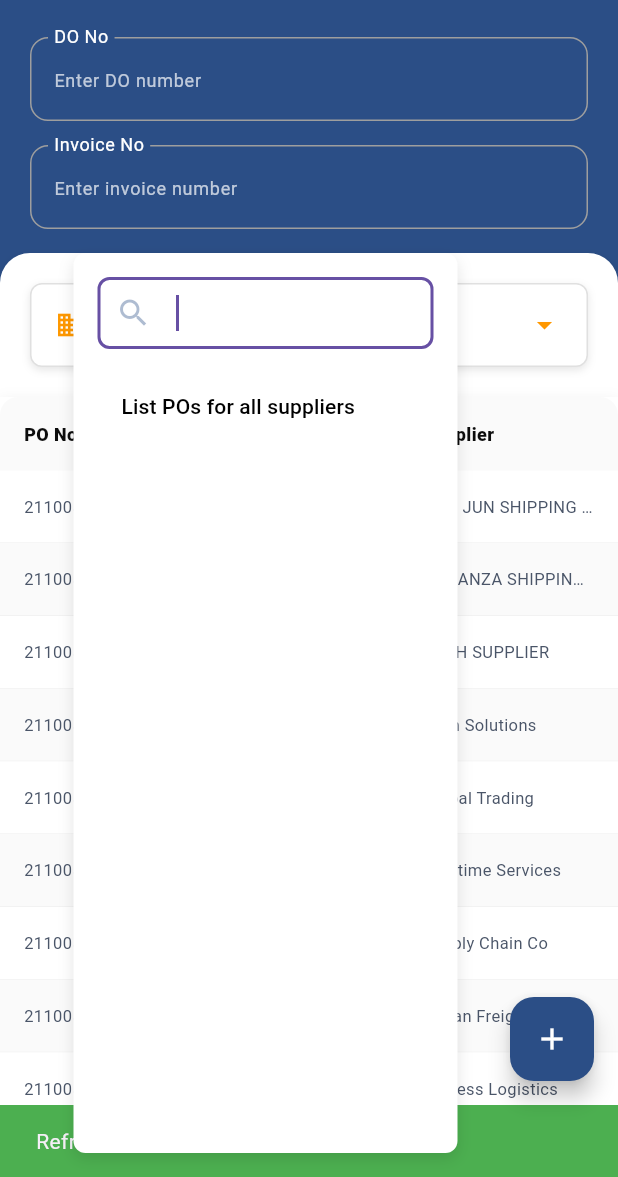
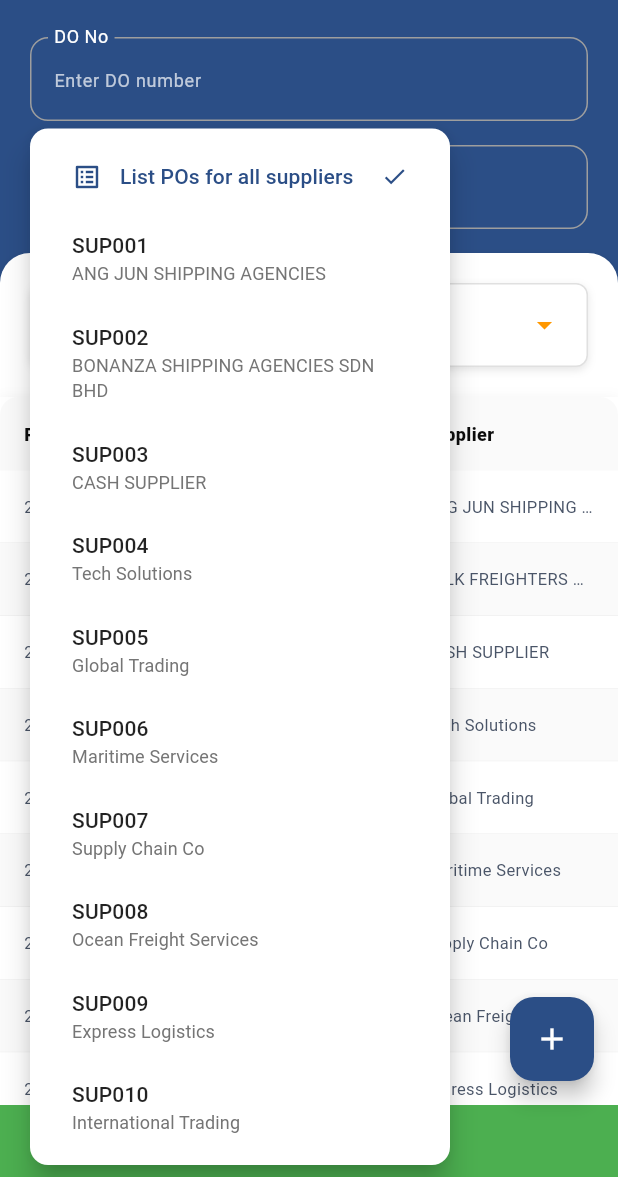
Before and after one commit to tate88/wms, a Flutter app: the GRNPage screen opened directly, after a tap on "Supplier", on a phone screen of 412 x 824 dp, the part 59-1236 px from its top. Run offline on Flutter 3.47's test engine with Material 3 defaults, Android fonts, the phone set to English and light mode, and no system bars; our stand-ins replace figma_squircle, floating_bottom_navigation_bar, flutter_svg, shared_preferences; missing offline and left inert: country_state_city_picker; accounts and stored records are empty; project files that could hold a hidden picture were left out.

Commit message:
Touch Up

```diff
--- a/lib/ui/GRN/GRN_page.dart
+++ b/lib/ui/GRN/GRN_page.dart
@@ -15,9 +15,11 @@ class GRNPage extends StatefulWidget {
 
 class _GRNPageState extends State<GRNPage> {
   // Controllers
-  final TextEditingController _dropdownSearchController = TextEditingController();
+  final TextEditingController _dropdownSearchController =
+      TextEditingController();
   final TextEditingController _poNumberController = TextEditingController();
-  final TextEditingController _invoiceNumberController = TextEditingController();
+  final TextEditingController _invoiceNumberController =
+      TextEditingController();
 
   // State
   late GRNState _state;
@@ -28,7 +30,7 @@ class _GRNPageState extends State<GRNPage> {
     _state = GRNState(
       records: [],
       filters: GRNFilters(
-        selectedAPCode: 'Supplier',
+        selectedAPCode: null, // Start with "all suppliers" selected
         selectedDate: 'Date',
         poNumber: '',
         invoiceNumber: '',
@@ -121,9 +123,9 @@ class _GRNPageState extends State<GRNPage> {
           context,
           MaterialPageRoute(
             builder: (context) => AddGRNPage(
-            poNumberController: _poNumberController,
-            invoiceNumberController: _invoiceNumberController,
-          ),
+              poNumberController: _poNumberController,
+              invoiceNumberController: _invoiceNumberController,
+            ),
           ),
         );
       },
@@ -143,12 +145,14 @@ class _GRNPageState extends State<GRNPage> {
   }
 
   void _onAPCodeChanged(String? apCode) {
+
     setState(() {
       _state = _state.copyWith(
         filters: _state.filters.copyWith(selectedAPCode: apCode),
         dropdownSearchQuery: '',
       );
       _dropdownSearchController.clear();
+
     });
   }
 
@@ -203,7 +207,6 @@ class _GRNPageState extends State<GRNPage> {
         });
       }
     } catch (e) {
-
       _showErrorSnackBar('Error opening date picker');
     }
   }
--- a/lib/ui/GRN/constants/grn_constants.dart
+++ b/lib/ui/GRN/constants/grn_constants.dart
@@ -58,7 +58,6 @@ class GRNConstants {
     color: Colors.black87,
   );
 
-
   static final TextStyle sectionTitleStyle = TextStyle(
     fontSize: 20,
     fontWeight: FontWeight.w700,
@@ -98,23 +97,21 @@ class GRNConstants {
   static const double containerHeight = 56.0;
   static const double iconSize = 20.0;
 
-  // Sample AP data
-  static const List<String> apOptions = [
-    'ANG JUN SHIPPING AGENCIES',
-    'BONANZA SHIPPING AGENCIES SDN BHD',
-    'CASH SUPPLIER',
-    'Tech Solutions',
-    'Global Trading',
-    'Maritime Services',
-    'Supply Chain Co',
-    'Ocean Freight Services',
-    'Express Logistics',
-    'International Trading'
+  // Sample AP data with codes and names
+  static const List<Map<String, String>> apOptions = [
+    {'apCode': 'SUP001', 'apName': 'ANG JUN SHIPPING AGENCIES'},
+    {'apCode': 'SUP002', 'apName': 'BONANZA SHIPPING AGENCIES SDN BHD'},
+    {'apCode': 'SUP003', 'apName': 'CASH SUPPLIER'},
+    {'apCode': 'SUP004', 'apName': 'Tech Solutions'},
+    {'apCode': 'SUP005', 'apName': 'Global Trading'},
+    {'apCode': 'SUP006', 'apName': 'Maritime Services'},
+    {'apCode': 'SUP007', 'apName': 'Supply Chain Co'},
+    {'apCode': 'SUP008', 'apName': 'Ocean Freight Services'},
+    {'apCode': 'SUP009', 'apName': 'Express Logistics'},
+    {'apCode': 'SUP010', 'apName': 'International Trading'}
   ];
 
   // Text styles
-
-
 
   // Border radius
   static const double defaultBorderRadius = 8.0;
--- a/lib/ui/GRN/constants/grn_list_constants.dart
+++ b/lib/ui/GRN/constants/grn_list_constants.dart
@@ -1,65 +1,73 @@
-
 class GRNListConstants {
-
   static const List<Map<String, dynamic>> sampleApiData = [
     {
       "orderId": "2110056740",
       "date": "05/10/2021",
-      "apCode":  'ANG JUN SHIPPING AGENCIES',
+      "apCode": "SUP001",
+      "apName": "ANG JUN SHIPPING AGENCIES",
       "refNo": "REF005",
     },
     {
       "orderId": "2110056741",
       "date": "05/10/2021",
-      "apCode": "BONANZA SHIPPING AGENCIES SDN BHD",
+      "apCode": "SUP002",
+      "apName": "BULK FREIGHTERS PTE LTD",
       "refNo": "REF006",
     },
     {
       "orderId": "2110056742",
       "date": "06/10/2021",
-      "apCode":    'CASH SUPPLIER',
+      "apCode": "SUP003",
+      "apName": "CASH SUPPLIER",
       "refNo": "REF008",
     },
     {
       "orderId": "2110056743",
       "date": "06/10/2021",
-      "apCode":'Tech Solutions',
+      "apCode": "SUP004",
+      "apName": "Tech Solutions",
       "refNo": "REF009",
     },
     {
       "orderId": "2110056744",
       "date": "07/10/2021",
-      "apCode":  'Global Trading',
+      "apCode": "SUP005",
+      "apName": "Global Trading",
       "refNo": "REF010",
     },
     {
       "orderId": "2110056745",
       "date": "07/10/2021",
-      "apCode":  'Maritime Services',
+      "apCode": "SUP006",
+      "apName": "Maritime Services",
       "refNo": "REF011",
     },
     {
       "orderId": "2110056746",
       "date": "08/10/2021",
-      "apCode": 'Supply Chain Co',
+      "apCode": "SUP007",
+      "apName": "Supply Chain Co",
       "refNo": "REF012",
     },
     {
       "orderId": "2110056747",
       "date": "08/10/2021",
-      "apCode":  'Ocean Freight Services',
+      "apCode": "SUP008",
+      "apName": "Ocean Freight Services",
       "refNo": "REF007",
     },
-     {
+    {
       "orderId": "2110056746",
       "date": "08/10/2021",
-      "apCode": 'Express Logistics',
+      "apCode": "SUP009",
+      "apName": "Express Logistics",
       "refNo": "REF012",
     },
     {
       "orderId": "2110056747",
       "date": "08/10/2021",
-      "apCode":  'International Trading',
+      "apCode": "SUP010",
+      "apName": "International Trading",
       "refNo": "REF007",
     }
   ];
--- a/lib/ui/GRN/models/grn_list_models.dart
+++ b/lib/ui/GRN/models/grn_list_models.dart
@@ -1,34 +1,40 @@
-class GRNRecord {
+class GRNRecordModel {
   final String orderId;
   final String date;
   final String apCode;
+  final String apName;
   final String refNo;
 
-  GRNRecord({
+  const GRNRecordModel({
     required this.orderId,
     required this.date,
     required this.apCode,
+    required this.apName,
     required this.refNo,
   });
 
-  factory GRNRecord.fromMap(Map<String, dynamic> map) {
-    return GRNRecord(
-      orderId: map['orderId']?.toString() ?? '',
-      date: map['date']?.toString() ?? '',
-      apCode: map['apCode']?.toString() ?? '',
-      refNo: map['refNo']?.toString() ?? '',
+
+  factory GRNRecordModel.fromJson(Map<String, dynamic> json) {
+    return GRNRecordModel(
+      orderId: json['orderId']?.toString() ?? '',
+      date: json['date']?.toString() ?? '',
+      apCode: json['apCode']?.toString() ?? '',
+      apName: json['apName']?.toString() ?? '',
+      refNo: json['refNo']?.toString() ?? '',
     );
   }
 
-  Map<String, String> toMap() {
+  Map<String, dynamic> toJson() {
     return {
       'orderId': orderId,
       'date': date,
       'apCode': apCode,
+      'apName': apName,
       'refNo': refNo,
     };
   }
 }
+
 
 class GRNFilters {
   final String? selectedAPCode;
@@ -46,14 +52,16 @@ class GRNFilters {
   });
 
   GRNFilters copyWith({
-    String? selectedAPCode,
+    Object? selectedAPCode = _undefined,
     String? selectedDate,
     DateTime? selectedCustomDate,
     String? poNumber,
     String? invoiceNumber,
   }) {
     return GRNFilters(
-      selectedAPCode: selectedAPCode ?? this.selectedAPCode,
+      selectedAPCode: selectedAPCode == _undefined
+          ? this.selectedAPCode
+          : selectedAPCode as String?,
       selectedDate: selectedDate ?? this.selectedDate,
       selectedCustomDate: selectedCustomDate ?? this.selectedCustomDate,
       poNumber: poNumber ?? this.poNumber,
@@ -62,8 +70,10 @@ class GRNFilters {
   }
 }
 
+const Object _undefined = Object();
+
 class GRNState {
-  final List<GRNRecord> records;
+  final List<GRNRecordModel> records;
   final GRNFilters filters;
   final bool isLoading;
   final String dropdownSearchQuery;
@@ -76,7 +86,7 @@ class GRNState {
   });
 
   GRNState copyWith({
-    List<GRNRecord>? records,
+    List<GRNRecordModel>? records,
     GRNFilters? filters,
     bool? isLoading,
     String? dropdownSearchQuery,
@@ -89,22 +99,26 @@ class GRNState {
     );
   }
 
-  List<GRNRecord> get filteredRecords {
-    return records.where((record) {
+  List<GRNRecordModel> get filteredRecords {
+
+
+    final filtered = records.where((record) {
       bool matchesAP = filters.selectedAPCode == null ||
           filters.selectedAPCode == 'List POs for all suppliers' ||
           filters.selectedAPCode == 'Supplier' ||
-
           record.apCode == filters.selectedAPCode;
 
       bool matchesDate = filters.selectedDate == 'List POs for all dates' ||
-      filters.selectedDate == 'Date' ||
+          filters.selectedDate == 'Date' ||
           record.date == filters.selectedDate ||
           (filters.selectedCustomDate != null &&
               record.date == _formatDate(filters.selectedCustomDate!));
 
       return matchesAP && matchesDate;
     }).toList();
+
+
+    return filtered;
   }
 
   List<String> get uniqueDates {
--- a/lib/ui/GRN/outstanding_stock_page.dart
+++ b/lib/ui/GRN/outstanding_stock_page.dart
@@ -255,7 +255,7 @@ class OutstandingStockState {
   OutstandingStockState copyWith({
     bool? isLoading,
     List<OutstandingStockItem>? items,
-    String? errorMessage, // Add this to the copyWith method
+    String? errorMessage,
     PODetails? poDetails,
   }) {
     return OutstandingStockState(
--- a/lib/ui/GRN/widgets/grn_list_widgets.dart
+++ b/lib/ui/GRN/widgets/grn_list_widgets.dart
@@ -33,24 +33,20 @@ class GRNFilterSection extends StatelessWidget {
 
   @override
   Widget build(BuildContext context) {
-
     return Column(
       children: [
         Container(
-
-        padding: const EdgeInsets.only(left: 20, right: 20,  bottom: 8, top: 8),
+          padding:
+              const EdgeInsets.only(left: 20, right: 20, bottom: 8, top: 8),
           decoration: BoxDecoration(
             color: GRNConstants.primaryBlue,
-
           ),
           child: Column(
             children: [
               _buildFirstRow(),
-
             ],
           ),
         ),
-
         Container(
           margin: const EdgeInsets.only(top: 8),
           padding: const EdgeInsets.all(20),
@@ -68,11 +64,10 @@ class GRNFilterSection extends StatelessWidget {
               ),
             ],
           ),
-        child: _buildSecondRow(),
+          child: _buildSecondRow(context),
         ),
       ],
     );
-
   }
 
   Widget _buildFirstRow() {
@@ -82,16 +77,12 @@ class GRNFilterSection extends StatelessWidget {
           controller: poNumberController,
           label: "DO No",
           hint: "Enter DO number",
-
         ),
-
         const SizedBox(height: 16),
-
         _buildStyledField(
           controller: invoiceNumberController,
           label: "Invoice No",
           hint: "Enter invoice number",
-
         ),
       ],
     );
@@ -101,7 +92,6 @@ class GRNFilterSection extends StatelessWidget {
     required TextEditingController controller,
     required String label,
     required String hint,
-
   }) {
     return TextField(
       controller: controller,
@@ -112,24 +102,18 @@ class GRNFilterSection extends StatelessWidget {
         hintStyle: const TextStyle(
           color: Colors.white70,
           fontSize: 12,
-
         ),
         floatingLabelBehavior: FloatingLabelBehavior.always,
-
         labelStyle: const TextStyle(
           color: Colors.white,
           fontSize: 16,
           fontWeight: FontWeight.w500,
         ),
-
         floatingLabelStyle: const TextStyle(
-    color: Colors.white,   // 👈 focus 后
+          color: Colors.white, // 👈 focus 后
         ),
-
-
         filled: false,
         fillColor: Colors.grey[400],
-
         border: OutlineInputBorder(
           borderRadius: BorderRadius.circular(12),
         ),
@@ -142,16 +126,14 @@ class GRNFilterSection extends StatelessWidget {
           borderSide: const BorderSide(color: Colors.blue, width: 2),
         ),
       ),
-
     );
   }
 
-
-  Widget _buildSecondRow() {
+  Widget _buildSecondRow(BuildContext context) {
     return Row(
       children: [
         Expanded(
-          child: _buildAPCodeDropdown(),
+          child: _buildAPCodeDropdown(context),
         ),
         const SizedBox(width: 16),
         Expanded(
@@ -174,7 +156,6 @@ class GRNFilterSection extends StatelessWidget {
         border: const UnderlineInputBorder(),
         enabledBorder: const UnderlineInputBorder(
           borderSide: BorderSide(color: Colors.white70),
-
         ),
         focusedBorder: UnderlineInputBorder(
           borderSide: BorderSide(color: GRNConstants.orange, width: 2),
@@ -204,8 +185,122 @@ class GRNFilterSection extends StatelessWidget {
     );
   }
 
-  Widget _buildAPCodeDropdown() {
-    return Container(
+  Widget _buildAPCodeDropdown(BuildContext context) {
+  // Create structured supplier options list
+  final structuredOptions = GRNConstants.apOptions;
+
+  // Special marker for "all suppliers" option
+  const String allSuppliersMarker = '__ALL_SUPPLIERS__';
+
+  // Build popup menu items
+  final List<PopupMenuEntry<String>> menuItems = [];
+
+
+  menuItems.add(
+    PopupMenuItem<String>(
+      value: allSuppliersMarker,
+      child: Container(
+        padding: const EdgeInsets.symmetric(vertical: 12, horizontal: 16),
+        child: Row(
+          children: [
+            const Icon(
+              Icons.list_alt,
+              color: GRNConstants.primaryBlue,
+              size: 20,
+            ),
+            const SizedBox(width: 12),
+            Expanded(
+              child: Text(
+                'List POs for all suppliers',
+                style: TextStyle(
+                  fontSize: 14,
+                  fontWeight: FontWeight.w500,
+                  color: filters.selectedAPCode == null
+                      ? GRNConstants.primaryBlue
+                      : Colors.black87,
+                ),
+              ),
+            ),
+            if (filters.selectedAPCode == null)
+              const Icon(
+                Icons.check,
+                color: GRNConstants.primaryBlue,
+                size: 18,
+              ),
+          ],
+        ),
+      ),
+    ),
+  );
+
+
+  // Add supplier options
+  for (int i = 0; i < structuredOptions.length; i++) {
+    final supplier = structuredOptions[i];
+    final apCode = supplier['apCode']!;
+    final apName = supplier['apName']!;
+    final isSelected = apCode == filters.selectedAPCode;
+
+    menuItems.add(
+      PopupMenuItem<String>(
+        value: apCode,
+        child: Container(
+          padding: const EdgeInsets.symmetric(vertical: 12, horizontal: 16),
+          child: Row(
+            children: [
+
+              Expanded(
+                child: Column(
+                  crossAxisAlignment: CrossAxisAlignment.start,
+                  mainAxisSize: MainAxisSize.min,
+                  children: [
+                    Text(
+                      apCode,
+                      style: TextStyle(
+                        fontSize: 14,
+                        fontWeight: FontWeight.w500,
+                        color: isSelected
+                            ? GRNConstants.primaryBlue
+                            : Colors.black87,
+                      ),
+                    ),
+                    Text(
+                      apName,
+                      style: TextStyle(
+                        fontSize: 12,
+                        fontWeight: FontWeight.w400,
+                        color: Colors.grey[600],
+                      ),
+                    ),
+                  ],
+                ),
+              ),
+              if (isSelected)
+                const Icon(
+                  Icons.check,
+                  color: GRNConstants.primaryBlue,
+                  size: 18,
+                ),
+            ],
+          ),
+        ),
+      ),
+    );
+  }
+
+  return PopupMenuButton<String>(
+    onSelected: (String value) {
+      final selectedValue = value == allSuppliersMarker ? null : value;
+      onAPCodeChanged(selectedValue);
+    },
+    itemBuilder: (BuildContext context) => menuItems,
+    shape: RoundedRectangleBorder(
+      borderRadius: BorderRadius.circular(12),
+    ),
+    offset: const Offset(0, 8),
+    color: Colors.white,
+    elevation: 8,
+    child: Container(
       height: GRNConstants.containerHeight,
       padding: const EdgeInsets.symmetric(horizontal: 16, vertical: 4),
       decoration: BoxDecoration(
@@ -220,12 +315,6 @@ class GRNFilterSection extends StatelessWidget {
           ),
         ],
       ),
-      child: PopupMenuButton<String>(
-        color: Colors.transparent,
-        elevation: 0,
-        shape: RoundedRectangleBorder(
-          borderRadius: BorderRadius.circular(GRNConstants.borderRadius),
-        ),
       child: Row(
         crossAxisAlignment: CrossAxisAlignment.center,
         children: [
@@ -237,7 +326,7 @@ class GRNFilterSection extends StatelessWidget {
           const SizedBox(width: 8),
           Expanded(
             child: Text(
-                filters.selectedAPCode ?? 'All Suppliers',
+              filters.selectedAPCode ?? 'Supplier',
               style: const TextStyle(
                 fontSize: 14,
                 fontWeight: FontWeight.w500,
@@ -252,22 +341,10 @@ class GRNFilterSection extends StatelessWidget {
           ),
         ],
       ),
-        itemBuilder: (context) => [
-          PopupMenuItem<String>(
-            enabled: false,
-            child: APCodeSearchableList(
-              options: uniqueAPCodes,
-              searchQuery: dropdownSearchQuery,
-              searchController: dropdownSearchController,
-              selectedValue: filters.selectedAPCode,
-              onSearchChanged: onSearchQueryChanged,
-              onSelected: onAPCodeChanged,
-            ),
-          ),
-        ],
     ),
   );
 }
+
 
   Widget _buildDateDropdown() {
     return Container(
@@ -318,7 +395,6 @@ class GRNFilterSection extends StatelessWidget {
                 value: date,
                 child: Text(date),
               )),
-
         ],
         onSelected: (value) {
           if (value == 'Specific Date') {
@@ -332,171 +408,9 @@ class GRNFilterSection extends StatelessWidget {
   }
 }
 
-class APCodeSearchableList extends StatelessWidget {
-  final List<String> options;
-  final String searchQuery;
-  final TextEditingController searchController;
-  final String? selectedValue;
-  final Function(String) onSearchChanged;
-  final Function(String?) onSelected;
-
-  const APCodeSearchableList({
-    Key? key,
-    required this.options,
-    required this.searchQuery,
-    required this.searchController,
-    required this.selectedValue,
-    required this.onSearchChanged,
-    required this.onSelected,
-  }) : super(key: key);
-
-  @override
-  Widget build(BuildContext context) {
-    final filtered = options
-        .where((code) =>
-            searchQuery.isEmpty ||
-            code.toLowerCase().contains(searchQuery.toLowerCase()))
-        .toList();
-
-    return StatefulBuilder(
-      builder: (BuildContext context, StateSetter setMenuState) {
-        return Container(
-          width: 300,
-          height: 600,
-          decoration: BoxDecoration(
-            color: Colors.white,
-            borderRadius: BorderRadius.circular(GRNConstants.borderRadius),
-            boxShadow: [
-              BoxShadow(
-                color: Colors.black.withOpacity(0.1),
-                blurRadius: 8,
-                offset: const Offset(0, 4),
-              ),
-            ],
-          ),
-          child: Padding(
-            padding: const EdgeInsets.all(16.0),
-            child: Column(
-              children: [
-                _buildSearchField(setMenuState),
-                const SizedBox(height: 8),
-                if (searchQuery.isNotEmpty) _buildResultsCount(filtered),
-                const SizedBox(height: 8),
-                _buildFilteredList(context, filtered),
-              ],
-            ),
-          ),
-        );
-      },
-    );
-  }
-
-  Widget _buildSearchField(StateSetter setMenuState) {
-    return TextField(
-      controller: searchController,
-      autofocus: true,
-      decoration: InputDecoration(
-
-        filled: true,
-        fillColor: Colors.white,
-        prefixIcon: const Icon(
-          Icons.search,
-          color: GRNConstants.primaryBlue,
-        ),
-        suffixIcon: searchQuery.isNotEmpty
-            ? IconButton(
-                icon: const Icon(
-                  Icons.clear,
-                  color: GRNConstants.primaryBlue,
-                ),
-                onPressed: () {
-                  searchController.clear();
-                  setMenuState(() {
-                    onSearchChanged('');
-                  });
-                },
-              )
-            : null,
-        border: OutlineInputBorder(
-          borderRadius: BorderRadius.circular(GRNConstants.borderRadius),
-          borderSide: BorderSide(color: Colors.blue[200]!),
-        ),
-        contentPadding: const EdgeInsets.symmetric(horizontal: 12, vertical: 8),
-      ),
-      onChanged: (value) {
-        setMenuState(() {
-          onSearchChanged(value);
-        });
-      },
-    );
-  }
-
-  Widget _buildResultsCount(List<String> filtered) {
-    return Align(
-      alignment: Alignment.centerLeft,
-      child: Text(
-        'Found ${filtered.length} results',
-        style: const TextStyle(
-          color: GRNConstants.primaryBlue,
-          fontSize: 12,
-          fontWeight: FontWeight.w500,
-        ),
-      ),
-    );
-  }
-
-  Widget _buildFilteredList(BuildContext context, List<String> filtered) {
-    return Expanded(
-      child: ListView.separated(
-        itemCount: filtered.length,
-        separatorBuilder: (context, index) =>
-            Divider(height: 1, color: Colors.blue[100]),
-        itemBuilder: (context, index) {
-          final value = filtered[index];
-          return InkWell(
-            onTap: () {
-              Navigator.pop(context);
-              onSelected(value);
-            },
-            child: Padding(
-              padding: const EdgeInsets.symmetric(horizontal: 16, vertical: 12),
-              child: Row(
-                children: [
-                  if (value == selectedValue) ...[
-                    const Icon(
-                      Icons.check_circle,
-                      color: GRNConstants.primaryBlue,
-                      size: 18,
-                    ),
-                    const SizedBox(width: 8),
-                  ],
-                  Expanded(
-                    child: Text(
-                      value,
-                      style: TextStyle(
-                        fontSize: 14,
-                        fontWeight: value == selectedValue
-                            ? FontWeight.w600
-                            : FontWeight.w500,
-                        color: value == selectedValue
-                            ? GRNConstants.primaryBlue
-                            : Colors.black,
-                      ),
-                      overflow: TextOverflow.ellipsis,
-                    ),
-                  ),
-                ],
-              ),
-            ),
-          );
-        },
-      ),
-    );
-  }
-}
 
 class GRNDataTable extends StatelessWidget {
-  final List<GRNRecord> records;
+  final List<GRNRecordModel> records;
   final bool isLoading;
   final VoidCallback onRefresh;
 
@@ -635,7 +549,7 @@ class GRNDataTable extends StatelessWidget {
 }
 
 class GRNTableRow extends StatelessWidget {
-  final GRNRecord record;
+  final GRNRecordModel record;
   final int index;
 
   const GRNTableRow({
@@ -699,7 +613,7 @@ class GRNTableRow extends StatelessWidget {
             const SizedBox(width: 12),
             Expanded(
               child: Text(
-                record.apCode,
+                record.apName,
                 textAlign: TextAlign.left,
                 style: GRNConstants.tableRowTextStyle,
                 maxLines: 1,
```
Also changed, not shown: lib/ui/GRN/services/grn_service.dart (+6 -17 lines), lib/ui/GRN/widgets/add_grn_widgets.dart (+69 -58 lines). Lines whose indentation alone changed are shown as unchanged.
